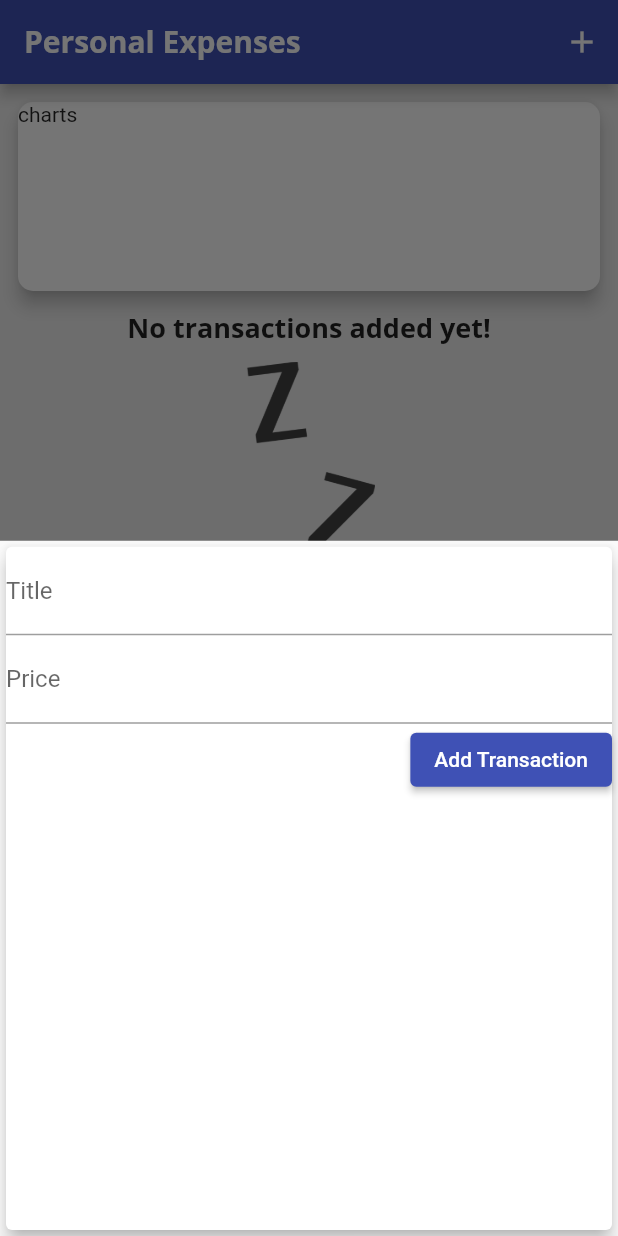
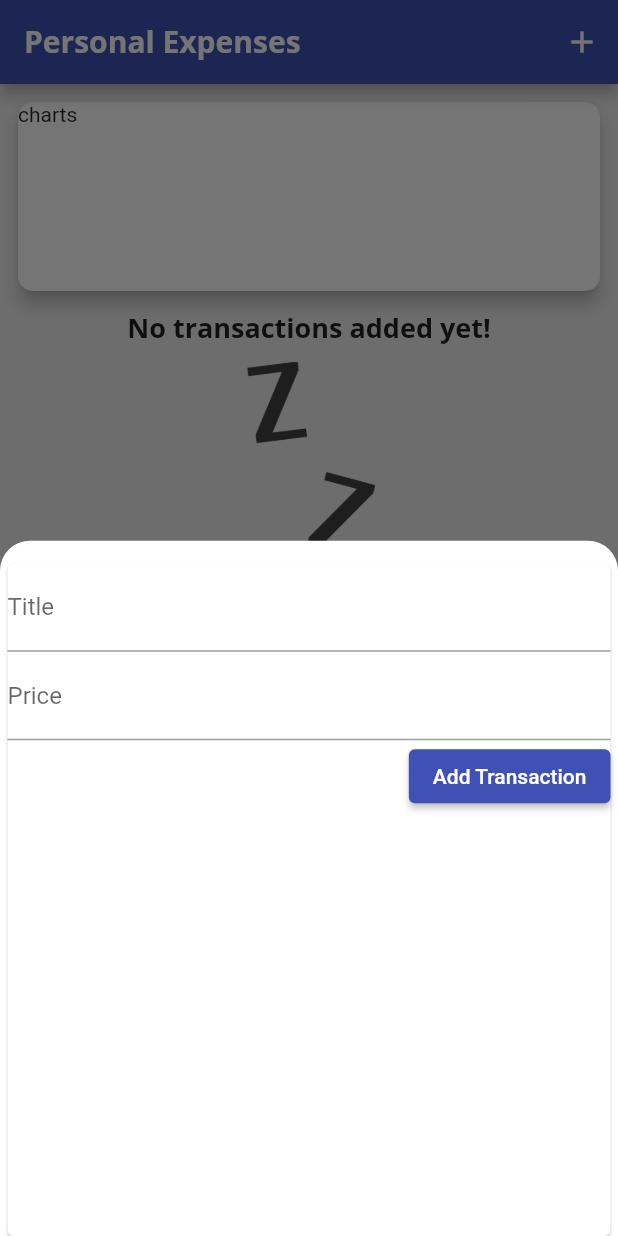
Before and after one commit to ZiadAlMoqamar/personal_expenses_app, a Flutter app: the screen it shows after launch, after a tap on the "add" icon, on a phone screen of 412 x 824 dp. Run offline on Flutter 3.47's test engine with Material 2 defaults, Android fonts, the phone set to English and light mode, and no system bars.

Commit message:
modifying modal bottom sheet

```diff
--- a/lib/components/newTransaction.dart
+++ b/lib/components/newTransaction.dart
@@ -36,7 +36,11 @@ class _NewTransactionState extends State<NewTransaction> {
   @override
   Widget build(BuildContext context) {
     return Card(
-      elevation: 5,
+      margin: EdgeInsets.only(
+        top: 15,
+        right: 5,
+        left: 5,
+      ),
       child: Column(
         crossAxisAlignment: CrossAxisAlignment.end,
         children: [
--- a/lib/main.dart
+++ b/lib/main.dart
@@ -2,7 +2,6 @@ import 'package:flutter/material.dart';
 import 'package:personal_expenses_app/classes/transaction.dart';
 import 'package:personal_expenses_app/components/newTransaction.dart';
 import 'package:personal_expenses_app/components/userTransactions.dart';
-
 
 void main() {
   runApp(MyApp());
@@ -59,6 +58,13 @@ class _MyHomePageState extends State<MyHomePage> {
 
   void triggerModalBottomSheet() {
     showModalBottomSheet(
+        shape: RoundedRectangleBorder(
+          borderRadius: BorderRadius.only(
+            topRight: Radius.circular(20),
+            topLeft: Radius.circular(20),
+          ),
+        ),
+        backgroundColor: Colors.white,
         context: context,
         builder: (_) {
           return GestureDetector(
```
